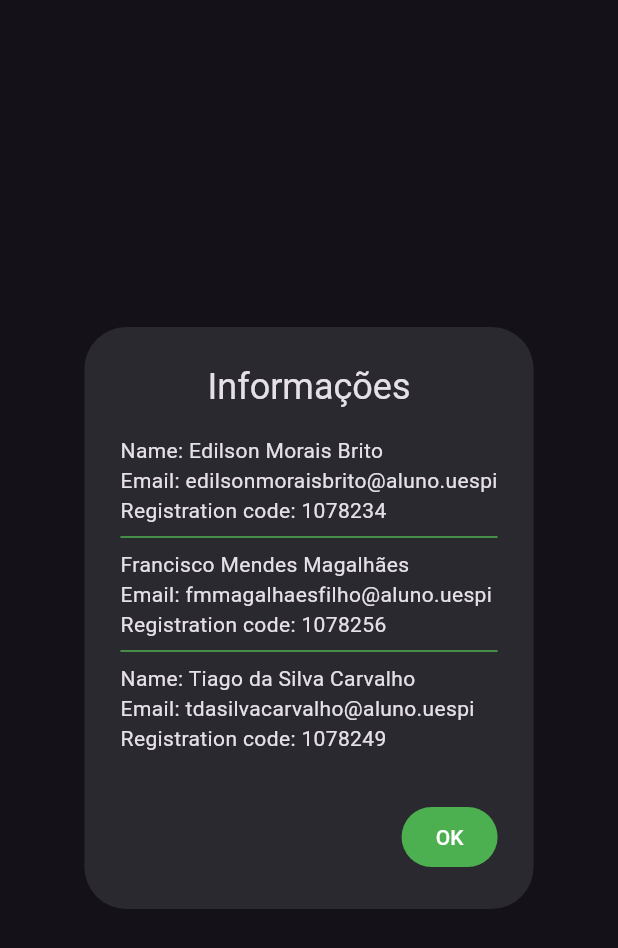
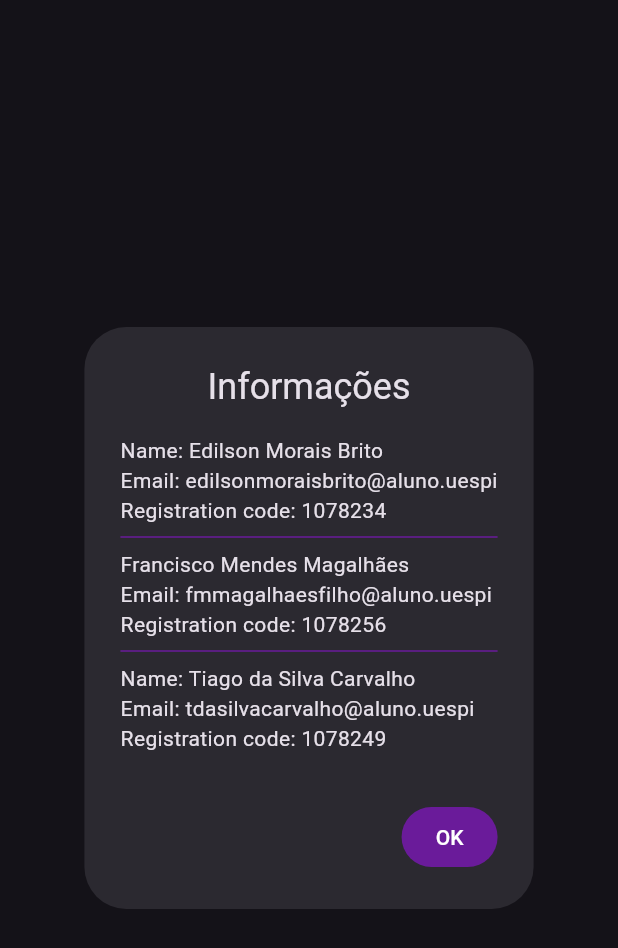
Before and after one commit to ed-morais/movie_explorer, a Flutter app: the InfoModal widget shown alone on an empty page, opened directly, on a phone screen of 412 x 824 dp. Shown: the top 948 px of the screen. Run offline on Flutter 3.47's test engine with Material 2 defaults, Android fonts, the phone set to English and light mode, and no system bars; our stand-ins replace flutter_rating_bar; missing offline and left inert: flutter_pagination; network calls fail.

Commit message:
feat: change colors

```diff
--- a/lib/pages/home_page.dart
+++ b/lib/pages/home_page.dart
@@ -19,8 +19,8 @@ class _HomePageState extends State<HomePage> {
   Widget indicatorRequest = Center(
     child: Container(
       margin: const EdgeInsets.all(30.0),
-      child: const CircularProgressIndicator(
-        color: Colors.green,
+      child: CircularProgressIndicator(
+        color: Colors.purple.shade800,
       ),
     ),
   );
--- a/lib/widgets/filter_option.dart
+++ b/lib/widgets/filter_option.dart
@@ -25,9 +25,9 @@ class FilterOption extends StatelessWidget {
       child: Container(
         alignment: Alignment.center,
         margin: const EdgeInsets.symmetric(horizontal: 5.0, vertical: 3.0),
-        decoration: const BoxDecoration(
-            color: Colors.green,
-            borderRadius: BorderRadius.all(Radius.circular(10.0))),
+        decoration: BoxDecoration(
+            color: Colors.purple.shade800,
+            borderRadius: const BorderRadius.all(Radius.circular(10.0))),
         child: Text(
           ptGenre,
           style: const TextStyle(fontWeight: FontWeight.bold, fontSize: 18.0),
--- a/lib/widgets/info_modal.dart
+++ b/lib/widgets/info_modal.dart
@@ -1,5 +1,4 @@
 import 'package:flutter/material.dart';
-
 
 class InfoModal extends StatelessWidget {
   const InfoModal({
@@ -15,32 +14,32 @@ class InfoModal extends StatelessWidget {
         'Informações',
         textAlign: TextAlign.center,
       ),
-      content: const SizedBox(
+      content: SizedBox(
         height: 220,
         child: SingleChildScrollView(
           child: Column(
             crossAxisAlignment: CrossAxisAlignment.start,
             children: [
-              Text('Name: Edilson Morais Brito'),
-              Text('Email: edilsonmoraisbrito@aluno.uespi'),
-              Text('Registration code: 1078234'),
-              Divider(color: Colors.green),
-              Text('Francisco Mendes Magalhães'),
-              Text('Email: fmmagalhaesfilho@aluno.uespi'),
-              Text('Registration code: 1078256'),
-              Divider(color: Colors.green),
-              Text('Name: Tiago da Silva Carvalho'),
-              Text('Email: tdasilvacarvalho@aluno.uespi'),
-              Text('Registration code: 1078249')
+              const Text('Name: Edilson Morais Brito'),
+              const Text('Email: edilsonmoraisbrito@aluno.uespi'),
+              const Text('Registration code: 1078234'),
+              Divider(color: Colors.purple.shade800),
+              const Text('Francisco Mendes Magalhães'),
+              const Text('Email: fmmagalhaesfilho@aluno.uespi'),
+              const Text('Registration code: 1078256'),
+              Divider(color: Colors.purple.shade800),
+              const Text('Name: Tiago da Silva Carvalho'),
+              const Text('Email: tdasilvacarvalho@aluno.uespi'),
+              const Text('Registration code: 1078249')
             ],
           ),
         ),
       ),
       actions: <Widget>[
         TextButton(
-          style: const ButtonStyle(
+          style: ButtonStyle(
               backgroundColor:
-                  MaterialStatePropertyAll(Colors.green)),
+                  MaterialStatePropertyAll(Colors.purple.shade800)),
           onPressed: () => Navigator.pop(context, 'OK'),
           child: const Text(
             'OK',
```
Also changed, not shown: lib/pages/show_more_title.dart (+11 -5 lines), lib/widgets/paginate.dart (+4 -4 lines), lib/widgets/rating_stars.dart (+3 -4 lines), lib/widgets/title_season.dart (+13 -10 lines), 1 other file.
